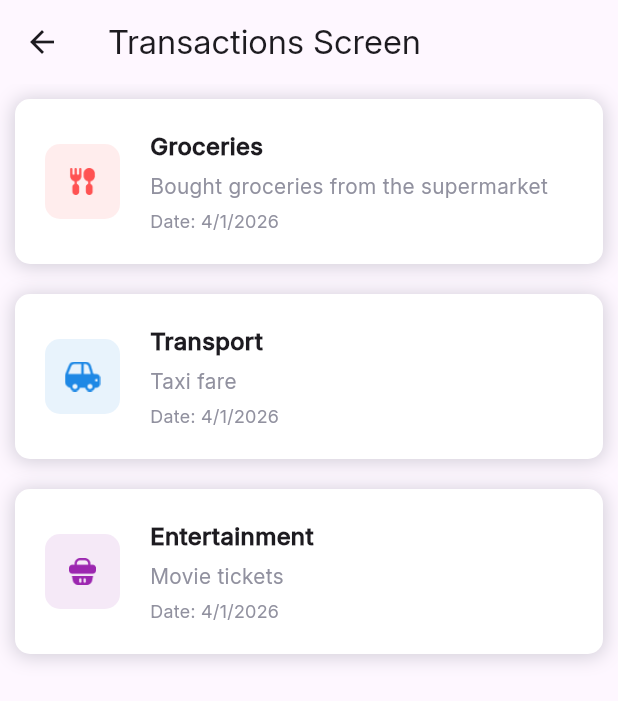
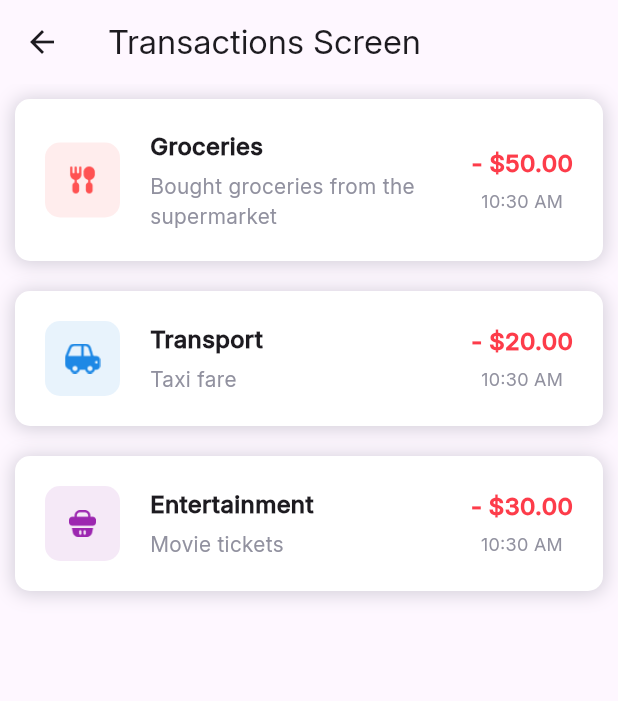
Before and after one commit to cusaldmsr/expenz_tracker_app, a Flutter app: the TransactionsScreen screen opened directly, on a phone screen of 412 x 824 dp. Shown: the top 701 px of the screen. Run offline on Flutter 3.47's test engine with Material 3 defaults, Android fonts, the light colour scheme and no system bars; our stand-ins replace shared_preferences, smooth_page_indicator; accounts and stored records are empty.

Commit message:
Enhance ExpenseCard widget to display formatted amount and time, improving expense details visibility

```diff
--- a/lib/widgets/expense_card.dart
+++ b/lib/widgets/expense_card.dart
@@ -70,15 +70,31 @@ class ExpenseCard extends StatelessWidget {
                 const SizedBox(height: 5.0),
                 Text(
                   description,
-                  style: const TextStyle(fontSize: 14.0, color: kGrey),
-                ),
-                const SizedBox(height: 5.0),
-                Text(
-                  'Date: ${date.day}/${date.month}/${date.year}',
-                  style: const TextStyle(fontSize: 12.0, color: kGrey),
+                  style: const TextStyle(
+                    fontSize: 14.0,
+                    color: kGrey,
+                    overflow: TextOverflow.clip,
+                  ),
                 ),
               ],
             ),
+          ),
+          Column(
+            children: [
+              Text(
+                '- ' + '\$${amount.toStringAsFixed(2)}',
+                style: const TextStyle(
+                  fontSize: 16.0,
+                  fontWeight: FontWeight.bold,
+                  color: kRed,
+                ),
+              ),
+              const SizedBox(height: 5.0),
+              Text(
+                '${date.hour > 12 ? date.hour - 12 : (date.hour == 0 ? 12 : date.hour)}:${date.minute.toString().padLeft(2, '0')} ${date.hour >= 12 ? 'PM' : 'AM'}',
+                style: const TextStyle(fontSize: 12.0, color: kGrey),
+              ),
+            ],
           ),
         ],
       ),
```
